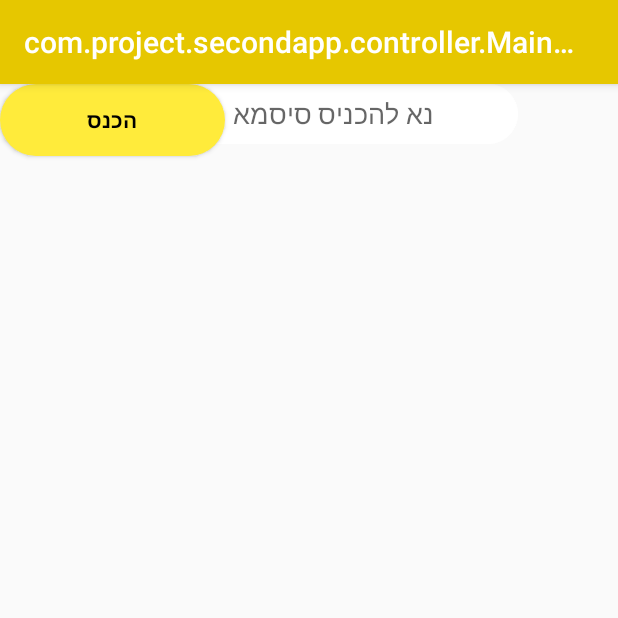
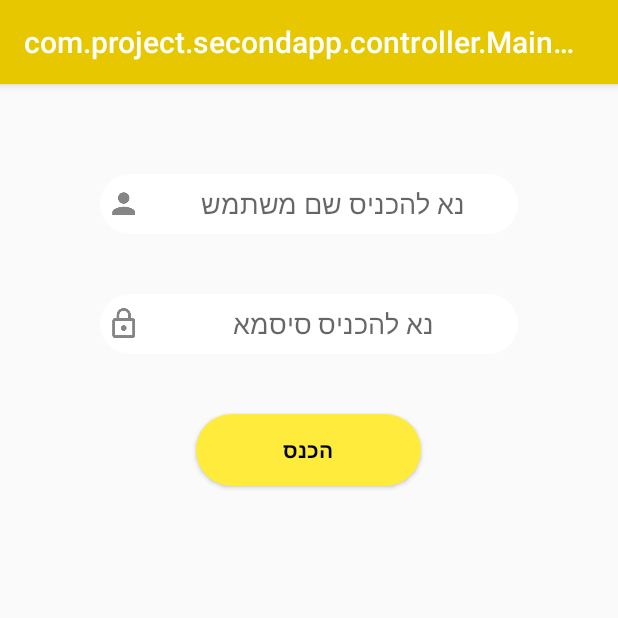
Before and after one commit to shimon8/SecondAndroidApp-master, an Android app: the screen it shows after launch (MainActivity), on a phone screen of 412 x 824 dp, the top half of it. Run offline under Robolectric (Android 15) with nearby library versions, the phone set to English and light mode, and no system bars.

Commit message:
login UI

```diff
--- a/app/src/main/res/layout/activity_main.xml
+++ b/app/src/main/res/layout/activity_main.xml
@@ -5,7 +5,11 @@
     android:layout_width="match_parent"
     android:layout_height="match_parent"
     tools:context=".controller.MainActivity">
-
+    <LinearLayout
+        android:layout_width="match_parent"
+        android:layout_height="match_parent"
+        android:layout_marginTop="40dp"
+        android:orientation="vertical">
     <EditText
         android:id="@+id/user_name"
         android:layout_width="match_parent"
@@ -18,8 +22,7 @@
         android:hint="נא להכניס שם משתמש"
         android:drawableLeft="@drawable/name"
         android:inputType="text"
-        tools:layout_editor_absoluteX="50dp"
-        tools:layout_editor_absoluteY="57dp" />
+         />
 
     <EditText
         android:id="@+id/password"
@@ -35,8 +38,7 @@
         android:drawableLeft="@drawable/block"
         android:inputType="numberPassword"
         android:maxLength="4"
-        tools:layout_editor_absoluteX="60dp"
-        tools:layout_editor_absoluteY="175dp" />
+      />
 
     <Button
         android:id="@+id/signtbtn"
@@ -49,7 +51,7 @@
         android:text="הכנס"
         android:textColor="@color/black"
         android:textStyle="bold"
-        tools:layout_editor_absoluteX="117dp"
-        tools:layout_editor_absoluteY="313dp" />
+       />
+</LinearLayout>
 
 </android.support.constraint.ConstraintLayout>
```
